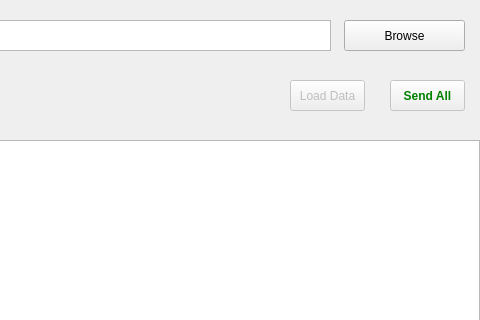
Old version of the form gui/resource/main_stage.ui in the repository nmhillusion/py-send-template-mail; both pictures show x 520 to 1000 and y 0 to 320 of the 1000 by 740 pixel window.
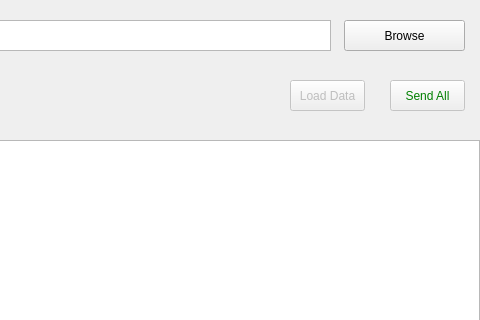
New version of the form.

Commit message: confirm before sending all items

Patch:
```diff
--- a/gui/resource/main_stage.ui
+++ b/gui/resource/main_stage.ui
@@ -71,7 +71,7 @@
      </rect>
     </property>
     <property name="styleSheet">
-     <string notr="true">color: green; font-weight: 900;</string>
+     <string notr="true">color: green;</string>
     </property>
     <property name="text">
      <string>Send All</string>
```
The commit also changes 1 other file.
